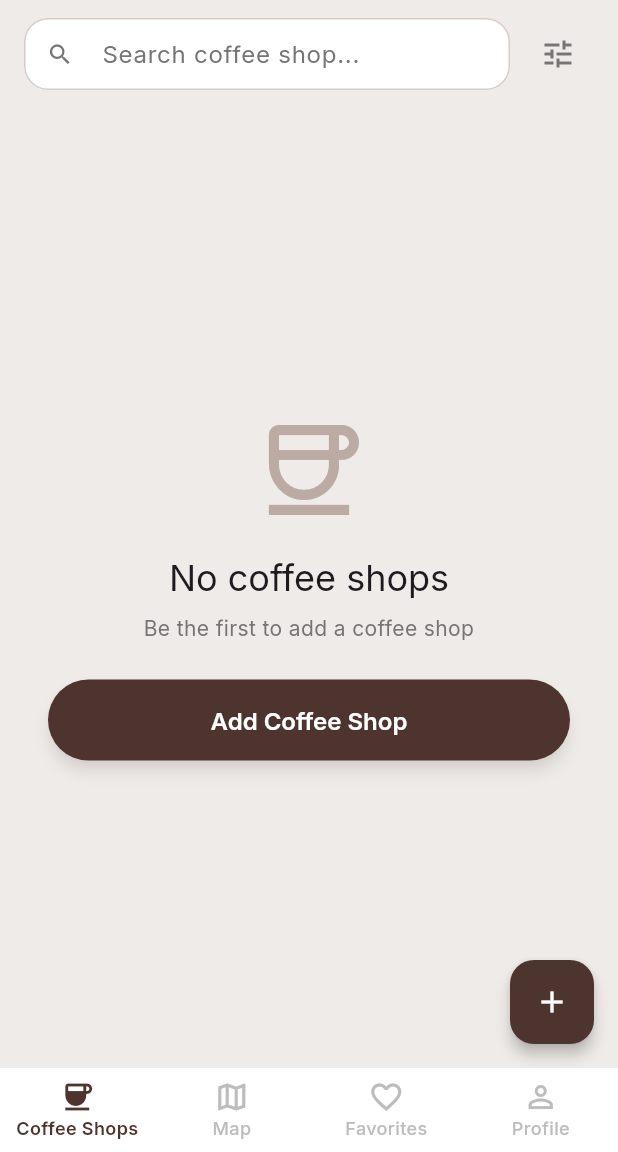
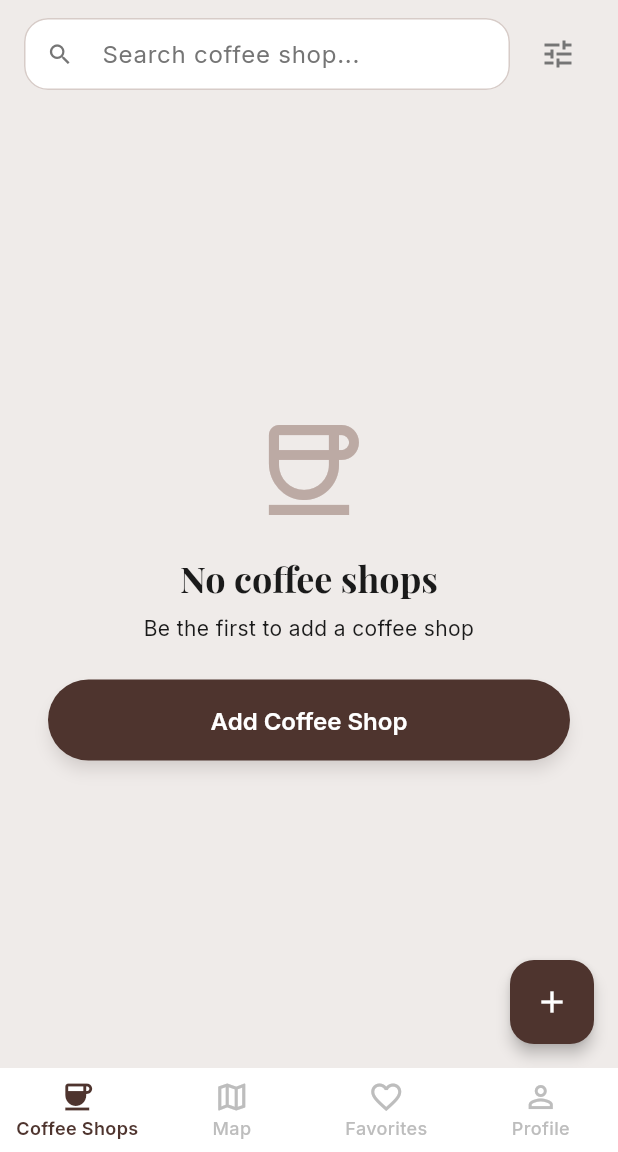
Before and after one commit to abdiCobos/tragoAmargo, a Flutter app: the screen it shows after launch, on a phone screen of 412 x 824 dp, the part 84-1236 px from its top. Run offline on Flutter 3.47's test engine with Material 3 defaults, Android fonts, the phone set to English and light mode, and no system bars; our stand-ins replace cached_network_image, cloud_firestore, firebase_auth, firebase_core, flutter_map, flutter_rating_bar and 5 more; accounts and stored records are empty; project files that could hold a hidden picture were left out.

Commit message:
feat: bundle fonts locally, remove google_fonts dependency
- Downloaded PlayfairDisplay (400/700/900) and Inter (400/500/600/700) .ttf files

- Registered as local font families in pubspec.yaml

- Rewrote app_theme.dart to use const TextTheme with local fonts

- Removed google_fonts from dependencies

- Fixed deprecated value: -> initialValue: in DropdownButtonFormField

- Deleted I18N_CONTINUE.md (translate branch already merged)

```diff
--- a/lib/core/theme/app_theme.dart
+++ b/lib/core/theme/app_theme.dart
@@ -1,5 +1,4 @@
 import 'package:flutter/material.dart';
-import 'package:google_fonts/google_fonts.dart';
 
 class AppColors {
   static const Color brown900 = Color(0xFF3E2723);
@@ -34,10 +33,25 @@ class AppColors {
 }
 
 class AppTheme {
+  static const _bodyFont = 'Inter';
+  static const _displayFont = 'PlayfairDisplay';
+
+  static const _textTheme = TextTheme(
+    bodyLarge: TextStyle(fontFamily: _bodyFont, fontSize: 16, fontWeight: FontWeight.w400),
+    bodyMedium: TextStyle(fontFamily: _bodyFont, fontSize: 14, fontWeight: FontWeight.w400),
+    bodySmall: TextStyle(fontFamily: _bodyFont, fontSize: 12, fontWeight: FontWeight.w400),
+    titleLarge: TextStyle(fontFamily: _displayFont, fontSize: 22, fontWeight: FontWeight.w700),
+    titleMedium: TextStyle(fontFamily: _bodyFont, fontSize: 16, fontWeight: FontWeight.w600),
+    titleSmall: TextStyle(fontFamily: _bodyFont, fontSize: 14, fontWeight: FontWeight.w600),
+    headlineLarge: TextStyle(fontFamily: _displayFont, fontSize: 32, fontWeight: FontWeight.w900),
+    headlineMedium: TextStyle(fontFamily: _displayFont, fontSize: 28, fontWeight: FontWeight.w700),
+    headlineSmall: TextStyle(fontFamily: _displayFont, fontSize: 24, fontWeight: FontWeight.w700),
+    labelLarge: TextStyle(fontFamily: _bodyFont, fontSize: 14, fontWeight: FontWeight.w600),
+    labelMedium: TextStyle(fontFamily: _bodyFont, fontSize: 12, fontWeight: FontWeight.w500),
+    labelSmall: TextStyle(fontFamily: _bodyFont, fontSize: 11, fontWeight: FontWeight.w500),
+  );
+
   static ThemeData get lightTheme {
-    final textTheme = GoogleFonts.interTextTheme();
-    final displayTheme = GoogleFonts.playfairDisplayTextTheme();
-
     return ThemeData(
       useMaterial3: true,
       colorScheme: const ColorScheme(
@@ -62,32 +76,9 @@ class AppTheme {
         onError: AppColors.white,
       ),
       scaffoldBackgroundColor: AppColors.brown50,
-      textTheme: textTheme.copyWith(
-        headlineLarge: displayTheme.headlineLarge?.copyWith(
-          color: AppColors.brown800,
-          fontWeight: FontWeight.w900,
-        ),
-        headlineMedium: displayTheme.headlineMedium?.copyWith(
-          color: AppColors.brown800,
-          fontWeight: FontWeight.w700,
-        ),
-        titleLarge: displayTheme.titleLarge?.copyWith(
-          color: AppColors.brown800,
-          fontWeight: FontWeight.w700,
-        ),
-        titleMedium: textTheme.titleMedium?.copyWith(
-          color: AppColors.textPrimary,
-          fontWeight: FontWeight.w600,
-        ),
-        bodyLarge: textTheme.bodyLarge?.copyWith(
-          color: AppColors.textPrimary,
-        ),
-        bodyMedium: textTheme.bodyMedium?.copyWith(
-          color: AppColors.textSecondary,
-        ),
-        labelLarge: textTheme.labelLarge?.copyWith(
-          fontWeight: FontWeight.w600,
-        ),
+      textTheme: _textTheme.apply(
+        bodyColor: AppColors.textPrimary,
+        displayColor: AppColors.brown800,
       ),
       appBarTheme: AppBarTheme(
         backgroundColor: AppColors.white,
@@ -97,23 +88,26 @@ class AppTheme {
         scrolledUnderElevation: 1,
         shadowColor: AppColors.brown900.withValues(alpha: 0.08),
         surfaceTintColor: Colors.transparent,
-        titleTextStyle: GoogleFonts.playfairDisplay(
+        titleTextStyle: const TextStyle(
+          fontFamily: _displayFont,
           fontSize: 18,
           fontWeight: FontWeight.w700,
           color: AppColors.brown800,
         ),
       ),
-      bottomNavigationBarTheme: BottomNavigationBarThemeData(
+      bottomNavigationBarTheme: const BottomNavigationBarThemeData(
         backgroundColor: AppColors.white,
         selectedItemColor: AppColors.brown800,
         unselectedItemColor: AppColors.gray400,
         type: BottomNavigationBarType.fixed,
         elevation: 0,
-        selectedLabelStyle: GoogleFonts.inter(
+        selectedLabelStyle: TextStyle(
+          fontFamily: _bodyFont,
           fontSize: 12,
           fontWeight: FontWeight.w600,
         ),
-        unselectedLabelStyle: GoogleFonts.inter(
+        unselectedLabelStyle: TextStyle(
+          fontFamily: _bodyFont,
           fontSize: 12,
           fontWeight: FontWeight.w500,
         ),
@@ -166,7 +160,8 @@ class AppTheme {
           ),
           elevation: 4,
           shadowColor: AppColors.brown900.withValues(alpha: 0.25),
-          textStyle: GoogleFonts.inter(
+          textStyle: const TextStyle(
+            fontFamily: _bodyFont,
             fontSize: 16,
             fontWeight: FontWeight.w600,
           ),
@@ -180,7 +175,8 @@ class AppTheme {
             borderRadius: BorderRadius.circular(50),
           ),
           side: const BorderSide(color: AppColors.brown200, width: 2),
-          textStyle: GoogleFonts.inter(
+          textStyle: const TextStyle(
+            fontFamily: _bodyFont,
             fontSize: 16,
             fontWeight: FontWeight.w600,
           ),
@@ -189,7 +185,8 @@ class AppTheme {
       textButtonTheme: TextButtonThemeData(
         style: TextButton.styleFrom(
           foregroundColor: AppColors.brown600,
-          textStyle: GoogleFonts.inter(
+          textStyle: const TextStyle(
+            fontFamily: _bodyFont,
             fontSize: 14,
             fontWeight: FontWeight.w600,
           ),
@@ -198,11 +195,13 @@ class AppTheme {
       chipTheme: ChipThemeData(
         backgroundColor: AppColors.brown50,
         selectedColor: AppColors.gold.withValues(alpha: 0.2),
-        labelStyle: GoogleFonts.inter(
+        labelStyle: const TextStyle(
+          fontFamily: _bodyFont,
           fontSize: 13,
           color: AppColors.brown700,
         ),
-        secondaryLabelStyle: GoogleFonts.inter(
+        secondaryLabelStyle: const TextStyle(
+          fontFamily: _bodyFont,
           fontSize: 13,
           color: AppColors.brown800,
         ),
@@ -216,12 +215,14 @@ class AppTheme {
         shape: RoundedRectangleBorder(
           borderRadius: BorderRadius.circular(20),
         ),
-        titleTextStyle: GoogleFonts.playfairDisplay(
+        titleTextStyle: const TextStyle(
+          fontFamily: _displayFont,
           fontSize: 20,
           fontWeight: FontWeight.w700,
           color: AppColors.brown800,
         ),
-        contentTextStyle: GoogleFonts.inter(
+        contentTextStyle: const TextStyle(
+          fontFamily: _bodyFont,
           fontSize: 15,
           color: AppColors.textSecondary,
         ),
@@ -231,7 +232,8 @@ class AppTheme {
         shape: RoundedRectangleBorder(
           borderRadius: BorderRadius.circular(12),
         ),
-        contentTextStyle: GoogleFonts.inter(
+        contentTextStyle: const TextStyle(
+          fontFamily: _bodyFont,
           fontSize: 14,
           color: AppColors.white,
         ),
--- a/lib/features/shops/edit_shop_screen.dart
+++ b/lib/features/shops/edit_shop_screen.dart
@@ -218,7 +218,7 @@ class _EditShopScreenState extends State<EditShopScreen> {
             SwitchListTile(contentPadding: EdgeInsets.zero, title: Text(l10n.wifiAvailable), value: _hasWiFi, activeTrackColor: AppColors.brown800, onChanged: (v) => setState(() => _hasWiFi = v)),
             const SizedBox(height: 14),
             DropdownButtonFormField<String>(
-              value: _seatingMode, decoration: InputDecoration(labelText: l10n.seatingMode, prefixIcon: const Icon(Icons.chair)),
+              initialValue: _seatingMode, decoration: InputDecoration(labelText: l10n.seatingMode, prefixIcon: const Icon(Icons.chair)),
               items: _seatingOptions.map((o) => DropdownMenuItem(value: o, child: Text(o.isEmpty ? l10n.seatingEmpty : o))).toList(),
               onChanged: (v) => setState(() => _seatingMode = v ?? ''),
             ),
--- a/lib/features/shops/manage_menu_screen.dart
+++ b/lib/features/shops/manage_menu_screen.dart
@@ -95,7 +95,7 @@ class _ManageMenuScreenState extends State<ManageMenuScreen> {
               ),
               const SizedBox(height: 14),
               DropdownButtonFormField<String>(
-                value: _category,
+                initialValue: _category,
                 decoration: const InputDecoration(labelText: 'Categoría', prefixIcon: Icon(Icons.category)),
                 items: _categories.map((c) => DropdownMenuItem(value: c, child: Text(c))).toList(),
                 onChanged: (v) => setState(() => _category = v ?? 'Bebida'),
```
Also changed, not shown: pubspec.yaml (+20 -2 lines), assets/fonts/Inter-Bold.ttf (added), assets/fonts/Inter-Medium.ttf (added), assets/fonts/Inter-Regular.ttf (added), assets/fonts/Inter-SemiBold.ttf (added), assets/fonts/PlayfairDisplay-Black.ttf (added), assets/fonts/PlayfairDisplay-Bold.ttf (added), assets/fonts/PlayfairDisplay-Regular.ttf (added), pubspec.lock, 1 other file.
